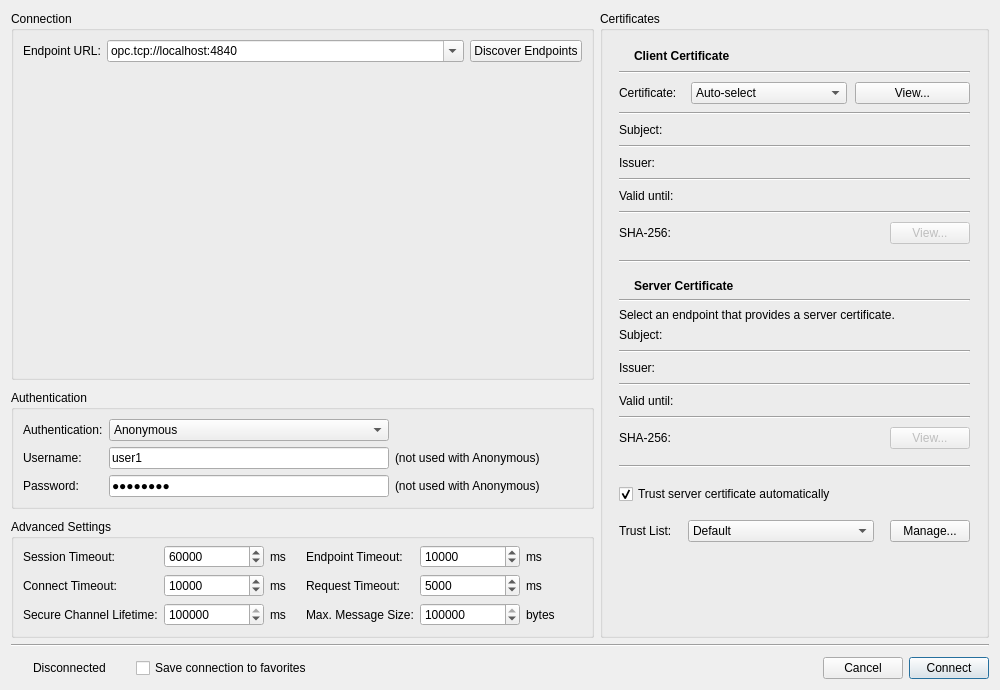
This is src/dialogs/connectiondialog.ui in sanny32/OpenUaExplorer as Qt 5 draws it before an edit. The edited form follows.
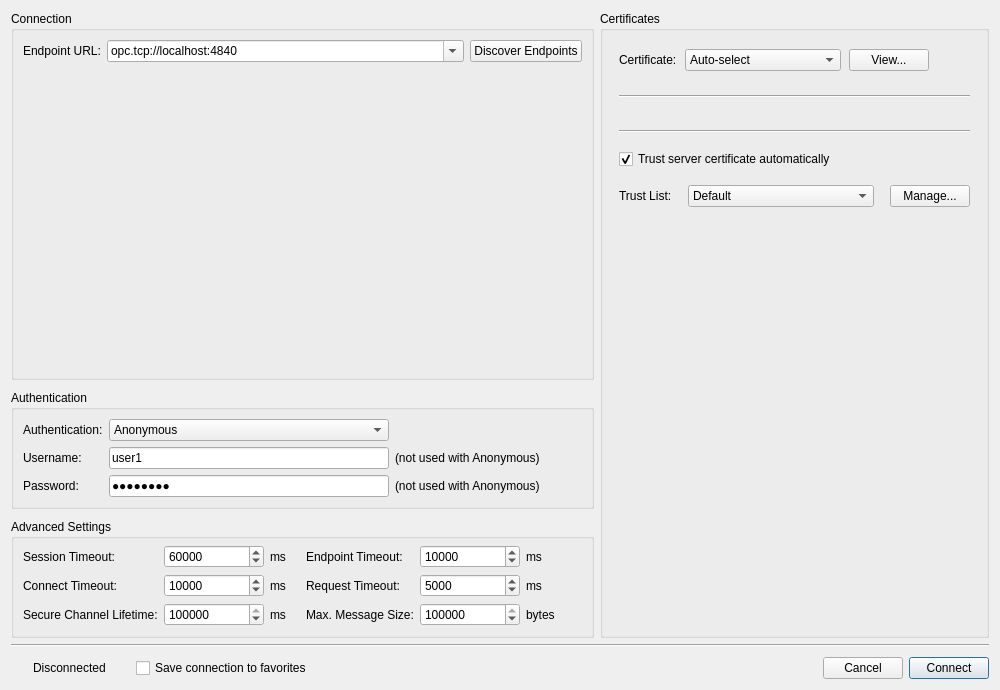
This is the edited form. Icons and pictures are not drawn. Custom widgets are drawn as their Qt base class.

Commit message: Implement CertificateSummaryWidget for displaying certificate details

```diff
--- a/src/dialogs/connectiondialog.ui
+++ b/src/dialogs/connectiondialog.ui
@@ -573,40 +573,46 @@
             <number>0</number>
            </property>
            <item>
-            <layout class="QHBoxLayout" name="clientCertificateHeaderLayout">
+            <layout class="QHBoxLayout" name="clientCertificateLayout">
              <property name="spacing">
               <number>8</number>
              </property>
              <item>
-              <widget class="ThemedIconLabel" name="clientCertificateHeaderIcon">
-               <property name="sizePolicy">
-                <sizepolicy hsizetype="Maximum" vsizetype="Preferred">
-                 <horstretch>0</horstretch>
-                 <verstretch>0</verstretch>
-                </sizepolicy>
+              <widget class="QLabel" name="clientCertificateCaption">
+               <property name="certCaption" stdset="0">
+                <bool>true</bool>
                </property>
                <property name="text">
-                <string/>
+                <string>Certificate:</string>
                </property>
                <property name="alignment">
-                <set>Qt::AlignCenter</set>
+                <set>Qt::AlignLeading|Qt::AlignLeft|Qt::AlignVCenter</set>
                </property>
               </widget>
              </item>
              <item>
-              <widget class="QLabel" name="clientCertificateHeader">
-               <property name="font">
-                <font>
-                 <bold>true</bold>
-                </font>
-               </property>
+              <widget class="QComboBox" name="clientCertificateComboBox">
+               <item>
+                <property name="text">
+                 <string>Auto-select</string>
+                </property>
+               </item>
+               <item>
+                <property name="text">
+                 <string>Default client certificate</string>
+                </property>
+               </item>
+              </widget>
+             </item>
+             <item>
+              <widget class="ThemedPushButton" name="clientCertificateViewButton">
                <property name="text">
-                <string>Client Certificate</string>
+                <string>View...</string>
                </property>
               </widget>
              </item>
              <item>
-              <spacer name="clientCertificateHeaderSpacer">
+              <spacer name="clientCertificateSelectorSpacer">
                <property name="orientation">
                 <enum>Qt::Horizontal</enum>
                </property>
@@ -621,286 +627,7 @@
             </layout>
            </item>
            <item>
-            <widget class="Line" name="clientCertificateHeaderLine">
-             <property name="orientation">
-              <enum>Qt::Horizontal</enum>
-             </property>
-            </widget>
-           </item>
-           <item>
-            <widget class="QWidget" name="clientCertificateDetails" native="true">
-             <layout class="QGridLayout" name="clientCertificateForm" columnstretch="0,1">
-              <property name="leftMargin">
-               <number>0</number>
-              </property>
-              <property name="topMargin">
-               <number>0</number>
-              </property>
-              <property name="rightMargin">
-               <number>0</number>
-              </property>
-              <property name="bottomMargin">
-               <number>0</number>
-              </property>
-              <property name="horizontalSpacing">
-               <number>14</number>
-              </property>
-              <property name="verticalSpacing">
-               <number>8</number>
-              </property>
-              <item row="0" column="0">
-               <widget class="QLabel" name="clientCertificateCaption">
-                <property name="certCaption" stdset="0">
-                 <bool>true</bool>
-                </property>
-                <property name="text">
-                 <string>Certificate:</string>
-                </property>
-                <property name="alignment">
-                 <set>Qt::AlignLeading|Qt::AlignLeft|Qt::AlignVCenter</set>
-                </property>
-               </widget>
-              </item>
-              <item row="0" column="1">
-               <layout class="QHBoxLayout" name="clientCertificateLayout">
-                <property name="spacing">
-                 <number>8</number>
-                </property>
-                <item>
-                 <widget class="QComboBox" name="clientCertificateComboBox">
-                  <item>
-                   <property name="text">
-                    <string>Auto-select</string>
-                   </property>
-                  </item>
-                  <item>
-                   <property name="text">
-                    <string>Default client certificate</string>
-                   </property>
-                  </item>
-                 </widget>
-                </item>
-                <item>
-                 <widget class="ThemedPushButton" name="clientCertificateViewButton">
-                  <property name="text">
-                   <string>View...</string>
-                  </property>
-                 </widget>
-                </item>
-               </layout>
-              </item>
-              <item row="1" column="0" colspan="2">
-               <widget class="Line" name="clientCertSeparatorTop">
-                <property name="orientation">
-                 <enum>Qt::Horizontal</enum>
-                </property>
-               </widget>
-              </item>
-              <item row="2" column="0">
-               <widget class="QLabel" name="clientCertSubjectCaption">
-                <property name="certCaption" stdset="0">
-                 <bool>true</bool>
-                </property>
-                <property name="text">
-                 <string>Subject:</string>
-                </property>
-                <property name="alignment">
-                 <set>Qt::AlignLeading|Qt::AlignLeft|Qt::AlignVCenter</set>
-                </property>
-               </widget>
-              </item>
-              <item row="2" column="1">
-               <widget class="QLabel" name="clientCertSubjectEdit">
-                <property name="sizePolicy">
-                 <sizepolicy hsizetype="Ignored" vsizetype="Preferred">
-                  <horstretch>1</horstretch>
-                  <verstretch>0</verstretch>
-                 </sizepolicy>
-                </property>
-                <property name="text">
-                 <string/>
-                </property>
-                <property name="textInteractionFlags">
-                 <set>Qt::TextSelectableByMouse</set>
-                </property>
-               </widget>
-              </item>
-              <item row="3" column="0" colspan="2">
-               <widget class="Line" name="clientCertSeparator0">
-                <property name="orientation">
-                 <enum>Qt::Horizontal</enum>
-                </property>
-               </widget>
-              </item>
-              <item row="4" column="0">
-               <widget class="QLabel" name="clientCertIssuerCaption">
-                <property name="certCaption" stdset="0">
-                 <bool>true</bool>
-                </property>
-                <property name="text">
-                 <string>Issuer:</string>
-                </property>
-                <property name="alignment">
-                 <set>Qt::AlignLeading|Qt::AlignLeft|Qt::AlignVCenter</set>
-                </property>
-               </widget>
-              </item>
-              <item row="4" column="1">
-               <widget class="QLabel" name="clientCertIssuerEdit">
-                <property name="sizePolicy">
-                 <sizepolicy hsizetype="Ignored" vsizetype="Preferred">
-                  <horstretch>1</horstretch>
-                  <verstretch>0</verstretch>
-                 </sizepolicy>
-                </property>
-                <property name="text">
-                 <string/>
-                </property>
-                <property name="textInteractionFlags">
-                 <set>Qt::TextSelectableByMouse</set>
-                </property>
-               </widget>
-              </item>
-              <item row="5" column="0" colspan="2">
-               <widget class="Line" name="clientCertSeparator1">
-                <property name="orientation">
-                 <enum>Qt::Horizontal</enum>
-                </property>
-               </widget>
-              </item>
-              <item row="6" column="0">
-               <widget class="QLabel" name="clientCertValidCaption">
-                <property name="certCaption" stdset="0">
-                 <bool>true</bool>
-                </property>
-                <property name="text">
-                 <string>Valid until:</string>
-                </property>
-                <property name="alignment">
-                 <set>Qt::AlignLeading|Qt::AlignLeft|Qt::AlignVCenter</set>
-                </property>
-               </widget>
-              </item>
-              <item row="6" column="1">
-               <layout class="QHBoxLayout" name="clientCertValidLayout">
-                <property name="spacing">
-                 <number>6</number>
-                </property>
-                <item>
-                 <widget class="QLabel" name="clientCertValidEdit">
-                  <property name="sizePolicy">
-                   <sizepolicy hsizetype="Maximum" vsizetype="Preferred">
-                    <horstretch>0</horstretch>
-                    <verstretch>0</verstretch>
-                   </sizepolicy>
-                  </property>
-                  <property name="text">
-                   <string/>
-                  </property>
-                  <property name="textInteractionFlags">
-                   <set>Qt::TextSelectableByMouse</set>
-                  </property>
-                 </widget>
-                </item>
-                <item>
-                 <spacer name="clientCertValidSpacer">
-                  <property name="orientation">
-                   <enum>Qt::Horizontal</enum>
-                  </property>
-                  <property name="sizeHint" stdset="0">
-                   <size>
-                    <width>0</width>
-                    <height>0</height>
-                   </size>
-                  </property>
-                 </spacer>
-                </item>
-                <item>
-                 <widget class="ThemedIconLabel" name="clientCertValidIcon">
-                  <property name="sizePolicy">
-                   <sizepolicy hsizetype="Maximum" vsizetype="Preferred">
-                    <horstretch>0</horstretch>
-                    <verstretch>0</verstretch>
-                   </sizepolicy>
-                  </property>
-                  <property name="text">
-                   <string/>
-                  </property>
-                  <property name="alignment">
-                   <set>Qt::AlignCenter</set>
-                  </property>
-                 </widget>
-                </item>
-                <item>
-                 <widget class="QLabel" name="clientCertValidBadge">
-                  <property name="sizePolicy">
-                   <sizepolicy hsizetype="Maximum" vsizetype="Preferred">
-                    <horstretch>0</horstretch>
-                    <verstretch>0</verstretch>
-                   </sizepolicy>
-                  </property>
-                  <property name="text">
-                   <string/>
-                  </property>
-                 </widget>
-                </item>
-               </layout>
-              </item>
-              <item row="7" column="0" colspan="2">
-               <widget class="Line" name="clientCertSeparator2">
-                <property name="orientation">
-                 <enum>Qt::Horizontal</enum>
-                </property>
-               </widget>
-              </item>
-              <item row="8" column="0">
-               <widget class="QLabel" name="clientCertFingerprintCaption">
-                <property name="certCaption" stdset="0">
-                 <bool>true</bool>
-                </property>
-                <property name="text">
-                 <string>SHA-256:</string>
-                </property>
-                <property name="alignment">
-                 <set>Qt::AlignLeading|Qt::AlignLeft|Qt::AlignVCenter</set>
-                </property>
-               </widget>
-              </item>
-              <item row="8" column="1">
-               <layout class="QHBoxLayout" name="clientCertFingerprintLayout">
-                <property name="spacing">
-                 <number>8</number>
-                </property>
-                <item>
-                 <widget class="QLabel" name="clientCertFingerprintEdit">
-                  <property name="sizePolicy">
-                   <sizepolicy hsizetype="Ignored" vsizetype="Preferred">
-                    <horstretch>1</horstretch>
-                    <verstretch>0</verstretch>
-                   </sizepolicy>
-                  </property>
-                  <property name="text">
-                   <string/>
-                  </property>
-                  <property name="textInteractionFlags">
-                   <set>Qt::TextSelectableByMouse</set>
-                  </property>
-                 </widget>
-                </item>
-                <item>
-                 <widget class="ThemedPushButton" name="clientCertViewButton">
-                  <property name="enabled">
-                   <bool>false</bool>
-                  </property>
-                  <property name="text">
-                   <string>View...</string>
-                  </property>
-                 </widget>
-                </item>
-               </layout>
-              </item>
-             </layout>
-            </widget>
+            <widget class="CertificateSummaryWidget" name="clientCertificateWidget" native="true"/>
            </item>
           </layout>
          </widget>
@@ -931,296 +658,7 @@
             <number>0</number>
            </property>
            <item>
-            <layout class="QHBoxLayout" name="serverCertificateHeaderLayout">
-             <property name="spacing">
-              <number>8</number>
-             </property>
-             <item>
-              <widget class="ThemedIconLabel" name="serverCertificateHeaderIcon">
-               <property name="sizePolicy">
-                <sizepolicy hsizetype="Maximum" vsizetype="Preferred">
-                 <horstretch>0</horstretch>
-                 <verstretch>0</verstretch>
-                </sizepolicy>
-               </property>
-               <property name="text">
-                <string/>
-               </property>
-               <property name="alignment">
-                <set>Qt::AlignCenter</set>
-               </property>
-              </widget>
-             </item>
-             <item>
-              <widget class="QLabel" name="serverCertificateHeader">
-               <property name="font">
-                <font>
-                 <bold>true</bold>
-                </font>
-               </property>
-               <property name="text">
-                <string>Server Certificate</string>
-               </property>
-              </widget>
-             </item>
-             <item>
-              <spacer name="serverCertificateHeaderSpacer">
-               <property name="orientation">
-                <enum>Qt::Horizontal</enum>
-               </property>
-               <property name="sizeHint" stdset="0">
-                <size>
-                 <width>0</width>
-                 <height>0</height>
-                </size>
-               </property>
-              </spacer>
-             </item>
-            </layout>
-           </item>
-           <item>
-            <widget class="Line" name="serverCertificateHeaderLine">
-             <property name="orientation">
-              <enum>Qt::Horizontal</enum>
-             </property>
-            </widget>
-           </item>
-           <item>
-            <widget class="QLabel" name="serverCertificateHintLabel">
-             <property name="text">
-              <string>Select an endpoint that provides a server certificate.</string>
-             </property>
-             <property name="wordWrap">
-              <bool>true</bool>
-             </property>
-            </widget>
-           </item>
-           <item>
-            <widget class="QWidget" name="serverCertificateDetails" native="true">
-             <layout class="QGridLayout" name="serverCertificateForm" columnstretch="0,1">
-              <property name="leftMargin">
-               <number>0</number>
-              </property>
-              <property name="topMargin">
-               <number>0</number>
-              </property>
-              <property name="rightMargin">
-               <number>0</number>
-              </property>
-              <property name="bottomMargin">
-               <number>0</number>
-              </property>
-              <property name="horizontalSpacing">
-               <number>14</number>
-              </property>
-              <property name="verticalSpacing">
-               <number>8</number>
-              </property>
-              <item row="0" column="0">
-               <widget class="QLabel" name="serverCertSubjectCaption">
-                <property name="certCaption" stdset="0">
-                 <bool>true</bool>
-                </property>
-                <property name="text">
-                 <string>Subject:</string>
-                </property>
-                <property name="alignment">
-                 <set>Qt::AlignLeading|Qt::AlignLeft|Qt::AlignVCenter</set>
-                </property>
-               </widget>
-              </item>
-              <item row="0" column="1">
-               <widget class="QLabel" name="serverCertSubjectEdit">
-                <property name="sizePolicy">
-                 <sizepolicy hsizetype="Ignored" vsizetype="Preferred">
-                  <horstretch>1</horstretch>
-                  <verstretch>0</verstretch>
-                 </sizepolicy>
-                </property>
-                <property name="text">
-                 <string/>
-                </property>
-                <property name="textInteractionFlags">
-                 <set>Qt::TextSelectableByMouse</set>
-                </property>
-               </widget>
-              </item>
-              <item row="1" column="0" colspan="2">
-               <widget class="Line" name="serverCertSeparator0">
-                <property name="orientation">
-                 <enum>Qt::Horizontal</enum>
-                </property>
-               </widget>
-              </item>
-              <item row="2" column="0">
-               <widget class="QLabel" name="serverCertIssuerCaption">
-                <property name="certCaption" stdset="0">
-                 <bool>true</bool>
-                </property>
-                <property name="text">
-                 <string>Issuer:</string>
-                </property>
-                <property name="alignment">
-                 <set>Qt::AlignLeading|Qt::AlignLeft|Qt::AlignVCenter</set>
-                </property>
-               </widget>
-              </item>
-              <item row="2" column="1">
-               <widget class="QLabel" name="serverCertIssuerEdit">
-                <property name="sizePolicy">
-                 <sizepolicy hsizetype="Ignored" vsizetype="Preferred">
-                  <horstretch>1</horstretch>
-                  <verstretch>0</verstretch>
-                 </sizepolicy>
-                </property>
-                <property name="text">
-                 <string/>
-                </property>
-                <property name="textInteractionFlags">
-                 <set>Qt::TextSelectableByMouse</set>
-                </property>
-               </widget>
-              </item>
-              <item row="3" column="0" colspan="2">
-               <widget class="Line" name="serverCertSeparator1">
-                <property name="orientation">
-                 <enum>Qt::Horizontal</enum>
-                </property>
-               </widget>
-              </item>
-              <item row="4" column="0">
-               <widget class="QLabel" name="serverCertValidCaption">
-                <property name="certCaption" stdset="0">
-                 <bool>true</bool>
-                </property>
-                <property name="text">
-                 <string>Valid until:</string>
-                </property>
-                <property name="alignment">
-                 <set>Qt::AlignLeading|Qt::AlignLeft|Qt::AlignVCenter</set>
-                </property>
-               </widget>
-              </item>
-              <item row="4" column="1">
-               <layout class="QHBoxLayout" name="serverCertValidLayout">
-                <property name="spacing">
-                 <number>6</number>
-                </property>
-                <item>
-                 <widget class="QLabel" name="serverCertValidEdit">
-                  <property name="sizePolicy">
-                   <sizepolicy hsizetype="Maximum" vsizetype="Preferred">
-                    <horstretch>0</horstretch>
-                    <verstretch>0</verstretch>
-                   </sizepolicy>
-                  </property>
-                  <property name="text">
-                   <string/>
-                  </property>
-                  <property name="textInteractionFlags">
-                   <set>Qt::TextSelectableByMouse</set>
-                  </property>
-                 </widget>
-                </item>
-                <item>
-                 <spacer name="serverCertValidSpacer">
-                  <property name="orientation">
-                   <enum>Qt::Horizontal</enum>
-                  </property>
-                  <property name="sizeHint" stdset="0">
-                   <size>
-                    <width>0</width>
-                    <height>0</height>
-                   </size>
-                  </property>
-                 </spacer>
-                </item>
-                <item>
-                 <widget class="ThemedIconLabel" name="serverCertValidIcon">
-                  <property name="sizePolicy">
-                   <sizepolicy hsizetype="Maximum" vsizetype="Preferred">
-                    <horstretch>0</horstretch>
-                    <verstretch>0</verstretch>
-                   </sizepolicy>
-                  </property>
-                  <property name="text">
-                   <string/>
-                  </property>
-                  <property name="alignment">
-                   <set>Qt::AlignCenter</set>
-                  </property>
-                 </widget>
-                </item>
-                <item>
-                 <widget class="QLabel" name="serverCertValidBadge">
-                  <property name="sizePolicy">
-                   <sizepolicy hsizetype="Maximum" vsizetype="Preferred">
-                    <horstretch>0</horstretch>
-                    <verstretch>0</verstretch>
-                   </sizepolicy>
-                  </property>
-                  <property name="text">
-                   <string/>
-                  </property>
-                 </widget>
-                </item>
-               </layout>
-              </item>
-              <item row="5" column="0" colspan="2">
-               <widget class="Line" name="serverCertSeparator2">
-                <property name="orientation">
-                 <enum>Qt::Horizontal</enum>
-                </property>
-               </widget>
-              </item>
-              <item row="6" column="0">
-               <widget class="QLabel" name="serverCertFingerprintCaption">
-                <property name="certCaption" stdset="0">
-                 <bool>true</bool>
-                </property>
-                <property name="text">
-                 <string>SHA-256:</string>
-                </property>
-                <property name="alignment">
-                 <set>Qt::AlignLeading|Qt::AlignLeft|Qt::AlignVCenter</set>
-                </property>
-               </widget>
-              </item>
-              <item row="6" column="1">
-               <layout class="QHBoxLayout" name="serverCertFingerprintLayout">
-                <property name="spacing">
-                 <number>8</number>
-                </property>
-                <item>
-                 <widget class="QLabel" name="serverCertFingerprintEdit">
-                  <property name="sizePolicy">
-                   <sizepolicy hsizetype="Ignored" vsizetype="Preferred">
-                    <horstretch>1</horstretch>
-                    <verstretch>0</verstretch>
-                   </sizepolicy>
-                  </property>
-                  <property name="text">
-                   <string/>
-                  </property>
-                  <property name="textInteractionFlags">
-                   <set>Qt::TextSelectableByMouse</set>
-                  </property>
-                 </widget>
-                </item>
-                <item>
-                 <widget class="ThemedPushButton" name="serverCertificateViewButton">
-                  <property name="enabled">
-                   <bool>false</bool>
-                  </property>
-                  <property name="text">
-                   <string>View...</string>
-                  </property>
-                 </widget>
-                </item>
-               </layout>
-              </item>
-             </layout>
-            </widget>
+            <widget class="CertificateSummaryWidget" name="serverCertificateWidget" native="true"/>
            </item>
           </layout>
          </widget>
@@ -1435,6 +873,12 @@
    <header>widgets/endpointdiscoverywidget.h</header>
    <container>1</container>
   </customwidget>
+  <customwidget>
+   <class>CertificateSummaryWidget</class>
+   <extends>QWidget</extends>
+   <header>widgets/certificatesummarywidget.h</header>
+   <container>1</container>
+  </customwidget>
  </customwidgets>
  <tabstops>
   <tabstop>discoveryUrlComboBox</tabstop>
```
The commit also changes 9 other files.
